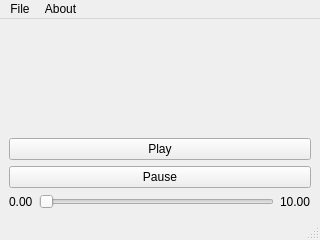
This is pyplayer.ui in binarymaker/simple-pyplayer as Qt 5 draws it before an edit. The edited form follows.
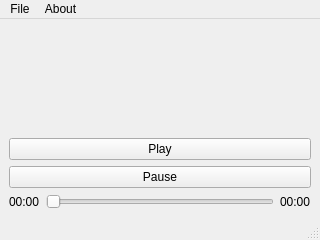
This is the edited form.

Commit message: play from redefined dir

Patch:
```diff
--- a/pyplayer.ui
+++ b/pyplayer.ui
@@ -50,7 +50,7 @@
       <item>
        <widget class="QLabel" name="label_playtime">
         <property name="text">
-         <string>0.00</string>
+         <string>00:00</string>
         </property>
        </widget>
       </item>
@@ -64,7 +64,7 @@
       <item>
        <widget class="QLabel" name="label_songtime">
         <property name="text">
-         <string>10.00</string>
+         <string>00:00</string>
         </property>
        </widget>
       </item>
```
The commit also changes 1 other file.
